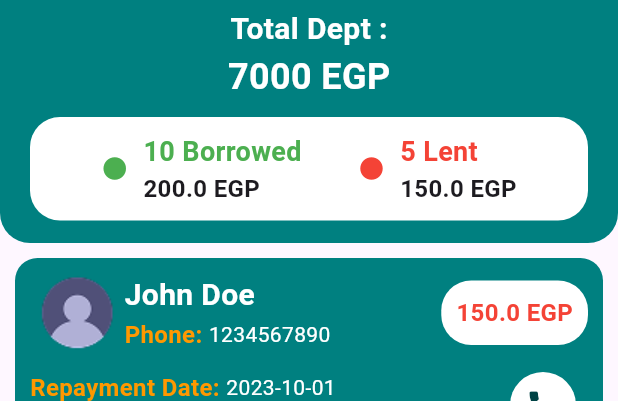
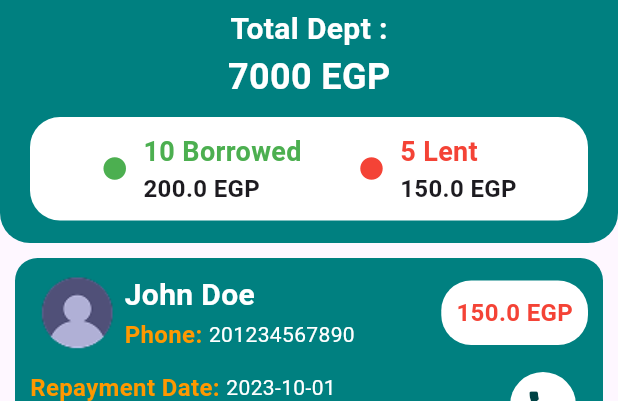
Before and after one commit to H0ss1m/finance_tracker, a Flutter app: the screen it shows after launch, item 2 of the bottom bar chosen, after a tap on the "call" icon, on a phone screen of 412 x 824 dp, the part 84-485 px from its top. Run offline on Flutter 3.47's test engine with Material 3 defaults, Android fonts, the phone set to English and light mode, and no system bars; drawn by our look-alikes of animated_bottom_navigation_bar; our stand-ins replace get.

Commit message:
feat: update phone number data type to int and integrate URL launcher for phone calls

```diff
--- a/lib/view/home/home.dart
+++ b/lib/view/home/home.dart
@@ -25,7 +25,7 @@ class _HomeState extends State<Home> {
     List deptList = [
       {
         'name': 'John Doe',
-        'phone': '1234567890',
+        'phone': 201234567890,
         'repaymentDate': '2023-10-01',
         'lastRepayment': '2023-09-15',
         'amount': 150.0,
@@ -33,7 +33,7 @@ class _HomeState extends State<Home> {
       },
       {
         'name': 'Jane Smith',
-        'phone': '9876543210',
+        'phone': 9876543210,
         'repaymentDate': '2023-10-05',
         'lastRepayment': '2023-09-20',
         'amount': 200.0,
@@ -41,7 +41,7 @@ class _HomeState extends State<Home> {
       },
       {
         'name': 'Alice Johnson',
-        'phone': '5551234567',
+        'phone': 5551234567,
         'repaymentDate': '2023-10-10',
         'lastRepayment': '2023-09-25',
         'amount': 300.0,
@@ -50,7 +50,7 @@ class _HomeState extends State<Home> {
 
       {
         'name': 'Bob Brown',
-        'phone': '4449876543',
+        'phone': 4449876543,
         'repaymentDate': '2023-10-15',
         'lastRepayment': '2023-09-30',
         'amount': 250.0,
@@ -58,7 +58,7 @@ class _HomeState extends State<Home> {
       },
       {
         'name': 'Charlie Davis',
-        'phone': '3334567890',
+        'phone': 3334567890,
         'repaymentDate': '2023-10-20',
         'lastRepayment': '2023-10-05',
         'amount': 180.0,
@@ -66,7 +66,7 @@ class _HomeState extends State<Home> {
       },
       {
         'name': 'Diana Evans',
-        'phone': '2229876543',
+        'phone': 2229876543,
         'repaymentDate': '2023-10-25',
         'lastRepayment': '2023-10-10',
         'amount': 220.0,
--- a/lib/view/home/widgets/deptTransaction.dart
+++ b/lib/view/home/widgets/deptTransaction.dart
@@ -1,10 +1,13 @@
+// ignore_for_file: file_names
+
 import 'package:finance_tracker/module/color.dart';
 import 'package:flutter/material.dart';
+import 'package:url_launcher/url_launcher.dart';
 
 Widget deptTransactionViewer({
   required BuildContext context,
   required String deptName,
-  required String phone,
+  required int phone,
   required String repaymentDate,
   required String lastRepayment,
   required double amount,
@@ -48,10 +51,7 @@ Widget deptTransactionViewer({
                         fontSize: 16,
                       ),
                     ),
-                    Text(
-                      phone,
-                      style: TextStyle(color: Colors.white),
-                    ),
+                    Text(phone.toString(), style: TextStyle(color: Colors.white)),
                   ],
                 ),
               ],
@@ -109,7 +109,9 @@ Widget deptTransactionViewer({
               ],
             ),
             IconButton(
-              onPressed: () {},
+              onPressed: () {
+                launcher(phone);
+              },
               icon: Container(
                 padding: EdgeInsets.all(10),
                 decoration: BoxDecoration(
@@ -125,3 +127,10 @@ Widget deptTransactionViewer({
     ),
   );
 }
+
+void launcher(int phone) {
+  launchUrl(
+    Uri.parse('tel:$phone'),
+    mode: LaunchMode.externalNonBrowserApplication,
+  );
+}
--- a/lib/view/home/widgets/transactions.dart
+++ b/lib/view/home/widgets/transactions.dart
@@ -17,16 +17,13 @@ Widget transactions({
           ),
           trailing: TextButton(
             onPressed: () {},
-            child: Text(
-              'View All',
-              style: TextStyle(color: Colors.blueAccent),
-            ),
+            child: Text('View All', style: TextStyle(color: Colors.blueAccent)),
           ),
         ),
         Expanded(
           child: ListView.builder(
             physics: NeverScrollableScrollPhysics(),
-            itemCount: 5,
+            itemCount: transactionList.length >= 4 ? 4 : transactionList.length,
             itemBuilder: (context, index) {
               return transactionsListView(
                 context: context,
--- a/lib/view/home/widgets/transactionsListView.dart
+++ b/lib/view/home/widgets/transactionsListView.dart
@@ -1,3 +1,5 @@
+// ignore_for_file: file_names
+
 import 'package:finance_tracker/module/color.dart';
 import 'package:flutter/material.dart';
 
@@ -20,7 +22,7 @@ Widget transactionsListView({
       borderRadius: BorderRadius.circular(15),
     ),
     child: ListTile(
-      leading: Icon(icon, color: mainColor),
+      leading: Icon(icon, color: iconBgColor, size: 30),
       title: Text(title, style: TextStyle(fontWeight: FontWeight.bold)),
       subtitle: Text(date),
       trailing: Text(
--- a/lib/view/pages/homePage.dart
+++ b/lib/view/pages/homePage.dart
@@ -1,3 +1,5 @@
+// ignore_for_file: file_names
+
 import 'package:finance_tracker/view/home/widgets/totalBalance.dart';
 import 'package:finance_tracker/view/home/widgets/transactions.dart';
 import 'package:flutter/material.dart';
@@ -8,10 +10,7 @@ Widget homePage({
 }) {
   return Padding(
     padding: const EdgeInsets.all(20.0),
-    child: SingleChildScrollView(
-      // physics: const NeverScrollableScrollPhysics(),
-      child: Column(
-        mainAxisSize: MainAxisSize.min,
+    child: ListView(
       children: [
         // Total Balance Section
         totalBalance(
@@ -29,6 +28,5 @@ Widget homePage({
         transactions(context: context, transactionList: transactionList),
       ],
     ),
-    ),
   );
 }
--- a/pubspec.yaml
+++ b/pubspec.yaml
@@ -39,6 +39,8 @@ dependencies:
   get: ^4.7.2
   sqflite: ^2.4.2
   animated_bottom_navigation_bar: ^1.4.0
+  phonenumbers: ^1.1.1
+  url_launcher: ^6.3.2
 
 dev_dependencies:
   flutter_test:
```
Also changed, not shown: pubspec.lock, 5 other files. Lines whose indentation alone changed are shown as unchanged.
